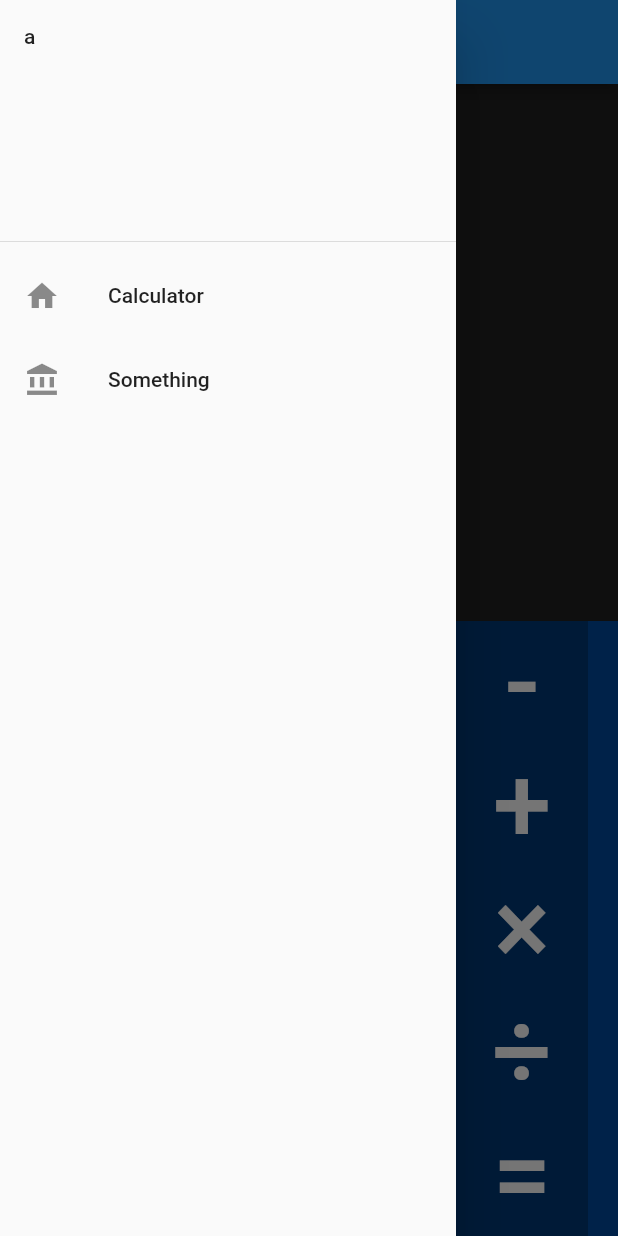
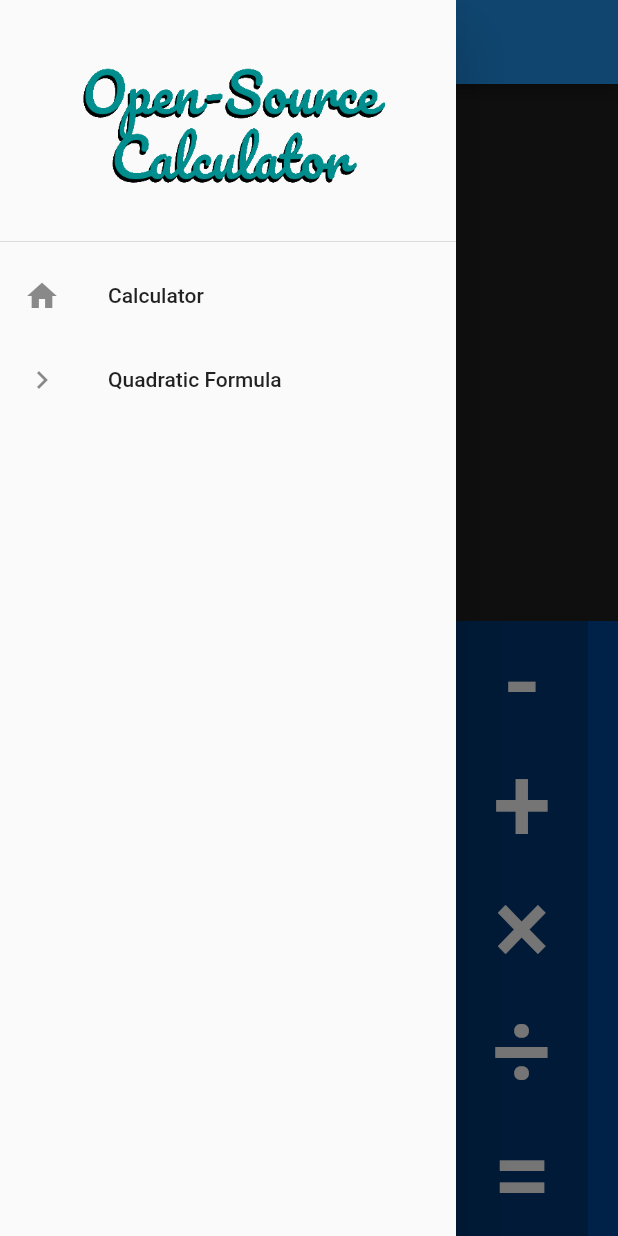
Before and after one commit to davmatjo/flutter_calc, a Flutter app: the screen it shows after launch, with the side drawer open, on a phone screen of 412 x 824 dp. Run offline on Flutter 3.47's test engine with Material 2 defaults, Android fonts, the phone set to English and light mode, and no system bars.

Commit message:
Quadratic Formula, Images, General Improvements

```diff
--- a/lib/calculator.dart
+++ b/lib/calculator.dart
@@ -1,4 +1,5 @@
 import 'package:flutter/material.dart';
+import 'package:flutter/services.dart';
 
 class Calculator extends StatefulWidget {
   Calculator({Key key}) : super(key: key);
@@ -20,6 +21,10 @@ class CalculatorState extends State<Calculator> {
   static final double keypadScaleFactor = 6.0;
   static final double operationScaleFactor = 5.0;
   static final FontWeight keypadWeight = FontWeight.w200;
+
+  Color operationColor(operation op) {
+    return op == currentOp ? new Color(0xFF004ba0) : new Color(0x00000000);
+  }
 
   bool isDisplayInt() {
     return displayValue.floor() == displayValue;
@@ -60,9 +65,14 @@ class CalculatorState extends State<Calculator> {
         int displayValueInt = displayValue.floor();
         String displayValueString = displayValueInt.toString();
         int numlength = displayValueString.length;
+
+        if (displayValueInt < 0 && numlength <= 2) {
+          displayValue = 0.0;
+        } else {
           displayValue = double.parse(numlength > 1
               ? displayValueString.substring(0, numlength - 1)
               : '0');
+        }
       } else {
         int length = displayValue.toString().length;
         String displayValueString = displayValue.toString();
@@ -73,13 +83,16 @@ class CalculatorState extends State<Calculator> {
   }
 
   void _handleOperation(operation op) {
+    setState(() {
       currentOp = op;
       storedValue = displayValue;
+    });
   }
 
   void _handleEquals() {
+    setState(() {
       if (enteringSecond) {
-      setState(() {
+
           switch (currentOp) {
             case operation.ADD:
               {
@@ -108,11 +121,12 @@ class CalculatorState extends State<Calculator> {
                 break;
               }
           }
-      });
+
       }
 
       currentOp = operation.NIL;
       enteringSecond = false;
+    });
   }
 
   @override
@@ -121,7 +135,6 @@ class CalculatorState extends State<Calculator> {
       // Center is a layout widget. It takes a single child and positions it
       // in the middle of the parent.
       child: new Container(
-        color: new Color(0xFF212121),
         child: new Column(
           // Column is also layout widget. It takes a list of children and
           // arranges them vertically. By default, it sizes itself to fit its
@@ -290,28 +303,36 @@ class CalculatorState extends State<Calculator> {
                               '-',
                               textScaleFactor: operationScaleFactor,
                               style: new TextStyle(color: Colors.white),
-                            )),
+                            ),
+                          color: operationColor(operation.SUB),
+                        ),
                         new FlatButton(
                             onPressed: () => _handleOperation(operation.ADD),
                             child: new Text(
                               '+',
                               textScaleFactor: operationScaleFactor,
                               style: new TextStyle(color: Colors.white),
-                            )),
+                            ),
+                          color: operationColor(operation.ADD),
+                        ),
                         new FlatButton(
                             onPressed: () => _handleOperation(operation.MUL),
                             child: new Text(
                               '×',
                               textScaleFactor: operationScaleFactor,
                               style: new TextStyle(color: Colors.white),
-                            )),
+                            ),
+                          color: operationColor(operation.MUL),
+                        ),
                         new FlatButton(
                             onPressed: () => _handleOperation(operation.DIV),
                             child: new Text(
                               '÷',
                               textScaleFactor: operationScaleFactor,
                               style: new TextStyle(color: Colors.white),
-                            )),
+                            ),
+                          color: operationColor(operation.DIV),
+                        ),
                         new FlatButton(
                             onPressed: _handleEquals,
                             child: new Text(
--- a/lib/main.dart
+++ b/lib/main.dart
@@ -4,7 +4,7 @@ import 'dart:io';
 
 import 'package:flutter/material.dart';
 import 'package:flutter/services.dart';
-import 'second.dart';
+import 'quadratic.dart';
 import 'calculator.dart';
 
 void main() => runApp(new MyApp());
@@ -13,6 +13,8 @@ class MyApp extends StatelessWidget {
   // This widget is the root of your application.
   @override
   Widget build(BuildContext context) {
+    SystemChrome.setPreferredOrientations([DeviceOrientation.portraitUp]);
+
     return new MaterialApp(
       title: 'Calculator Mk2',
       theme: new ThemeData(
@@ -49,7 +51,7 @@ class MyHomePage extends StatefulWidget {
   _MyHomePageState createState() => new _MyHomePageState();
 }
 
-enum fragments { CALC, SND }
+enum fragments { CALC, QUADF }
 
 class _MyHomePageState extends State<MyHomePage> {
   static final fragments homeFragment = fragments.CALC;
@@ -62,9 +64,9 @@ class _MyHomePageState extends State<MyHomePage> {
         {
           return new Calculator();
         }
-      case fragments.SND:
+      case fragments.QUADF:
         {
-          return new SecondScreen();
+          return new QuadraticFormula();
         }
     }
   }
@@ -94,6 +96,7 @@ class _MyHomePageState extends State<MyHomePage> {
     // fast, so that you can just rebuild anything that needs updating rather
     // than having to individually change instances of widgets.
     return new Scaffold(
+      backgroundColor: new Color(0xFF212121),
       appBar: new AppBar(
         // Here we take the value from the MyHomePage object that was created by
         // the App.build method, and use it to set our appbar title.
@@ -105,7 +108,9 @@ class _MyHomePageState extends State<MyHomePage> {
         child: new ListView(
           children: <Widget>[
             new DrawerHeader(
-              child: new Text('a'),
+              child: new Image(
+                image: new AssetImage('assets/osc.png')
+              )
             ),
             new ListTile(
               leading: new Icon(Icons.home),
@@ -116,11 +121,11 @@ class _MyHomePageState extends State<MyHomePage> {
               },
             ),
             new ListTile(
-              leading: new Icon(Icons.account_balance),
-              title: new Text('Something'),
+              leading: new Icon(Icons.keyboard_arrow_right),
+              title: new Text('Quadratic Formula'),
               onTap: () {
                 Navigator.pop(context);
-                newFragment(fragments.SND);
+                newFragment(fragments.QUADF);
               },
             ),
           ],
--- a/pubspec.yaml
+++ b/pubspec.yaml
@@ -29,6 +29,9 @@ flutter:
   # assets:
   #  - images/a_dot_burr.jpeg
   #  - images/a_dot_ham.jpeg
+  assets:
+    - assets/osc.png
+    - assets/qformula.png
 
   # An image asset can refer to one or more resolution-specific "variants", see
   # https://flutter.io/assets-and-images/#resolution-aware.
```
Also changed, not shown: lib/quadratic.dart (added, +161 -0 lines), lib/second.dart (deleted, +0 -20 lines), assets/osc.png (added), assets/qformula.png (added), 1 other file. Lines whose indentation alone changed are shown as unchanged.
